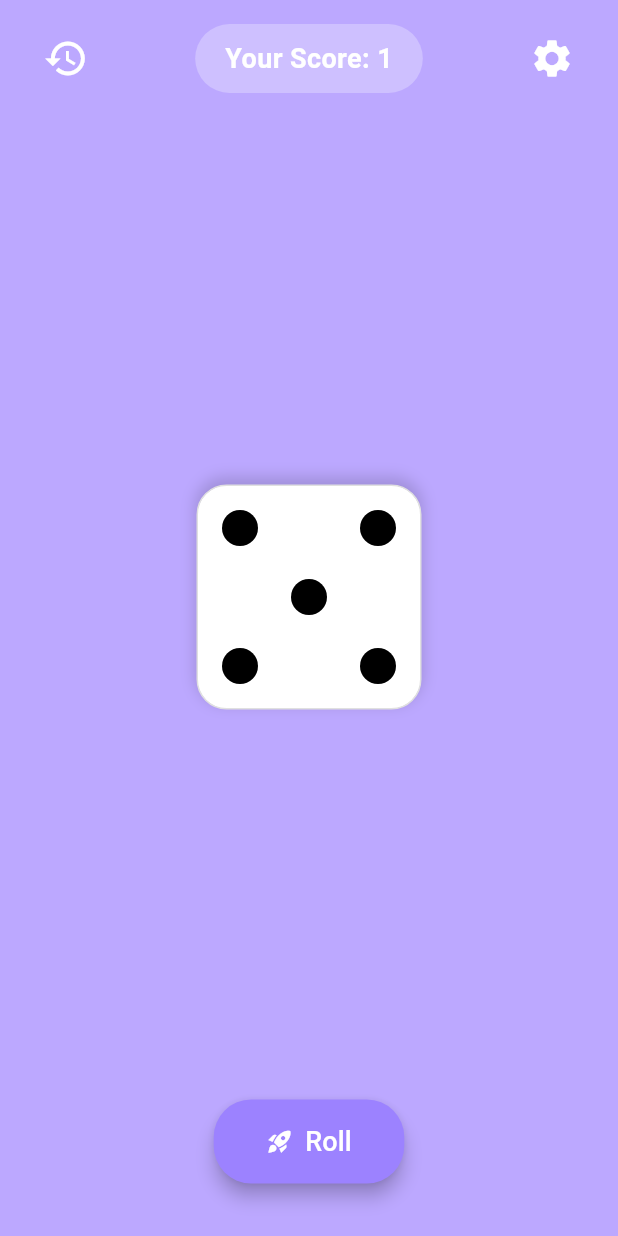
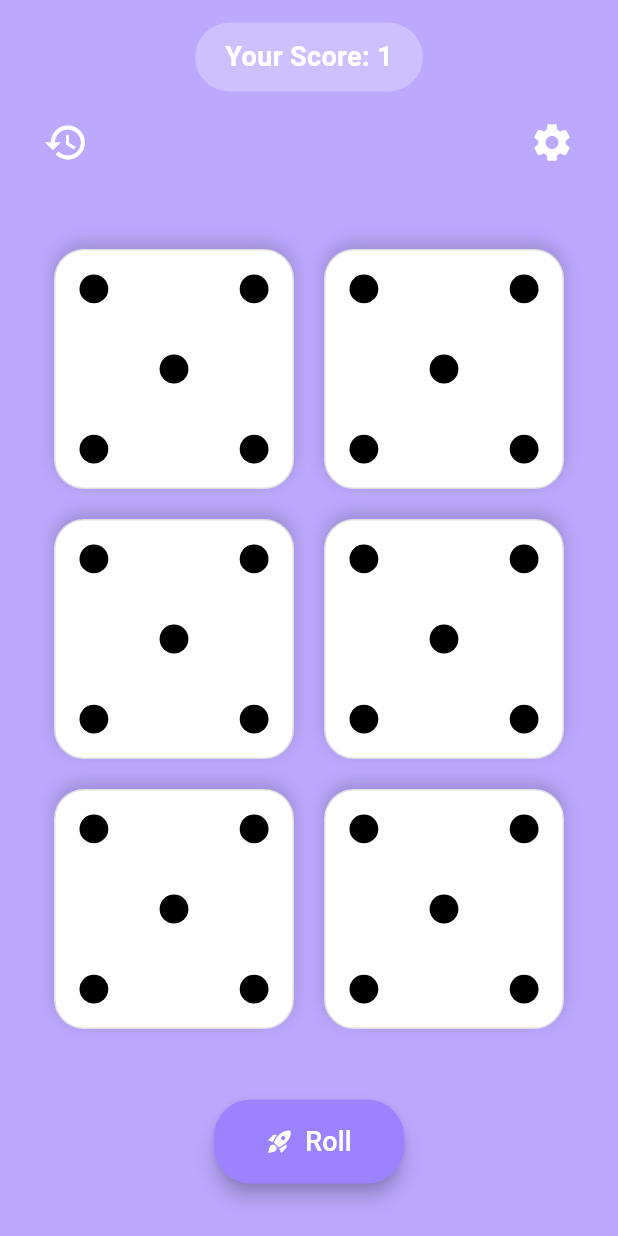
Before and after one commit to nvsoftlab/dice-roller, a Flutter app: the screen it shows after launch, after a tap on "Roll", on a phone screen of 412 x 824 dp. Run offline on Flutter 3.47's test engine with Material 3 defaults, Android fonts, the phone set to English and light mode, and no system bars.

Commit message:
feat: add basic layout for 6 dice

```diff
--- a/lib/screens/dice.dart
+++ b/lib/screens/dice.dart
@@ -1,30 +1,66 @@
-// lib/screens/dice.dart
 import 'package:dice_roller/screens/score.dart';
 import 'package:dice_roller/screens/settings.dart';
-import 'package:dice_roller/widgets/dice.dart'; // Correct import
+import 'package:dice_roller/widgets/dice.dart';
 import 'package:flutter/material.dart';
 
-class DiceScreen extends StatelessWidget {
-  DiceScreen({super.key}); // Removed const as GlobalKey is not const
+class DiceScreen extends StatefulWidget {
+  const DiceScreen({super.key});
 
-  // Create a GlobalKey to access the DiceState
-  final GlobalKey<DiceState> _diceKey = GlobalKey<DiceState>();
+  @override
+  State<DiceScreen> createState() => _DiceScreenState();
+}
+
+class _DiceScreenState extends State<DiceScreen> {
+  final List<GlobalKey<DiceState>> _diceKeys = List.generate(
+    6,
+    (_) => GlobalKey<DiceState>(),
+  );
+
+  int diceCount = 6; // Can be changed by user in Settings later
 
   void _navigateToSettings(BuildContext context) {
     Navigator.of(
       context,
-    ).push(MaterialPageRoute(builder: (ctx) => SettingsScreen()));
+    ).push(MaterialPageRoute(builder: (ctx) => const SettingsScreen()));
   }
 
   void _navigateToScore(BuildContext context) {
     Navigator.of(
       context,
-    ).push(MaterialPageRoute(builder: (ctx) => ScoreScreen()));
+    ).push(MaterialPageRoute(builder: (ctx) => const ScoreScreen()));
+  }
+
+  void _rollAllDice() {
+    for (int i = 0; i < diceCount; i++) {
+      _diceKeys[i].currentState?.rollDice();
+    }
+  }
+
+  double getDiceSize(double width, int count) {
+    int dicePerRow = (width / 140).floor().clamp(1, 3);
+    double spacing = 20 * (dicePerRow + 1);
+    return ((width - spacing) / dicePerRow).clamp(60, 160);
+  }
+
+  Widget _buildResponsiveDiceLayout(double width) {
+    double diceSize = getDiceSize(width, diceCount);
+    return Wrap(
+      alignment: WrapAlignment.center,
+      spacing: 20,
+      runSpacing: 20,
+      children: List.generate(
+        diceCount,
+        (i) => Dice(key: _diceKeys[i], size: diceSize),
+      ),
+    );
   }
 
   @override
   Widget build(BuildContext context) {
-    Color primaryBackgroundColor = Color(0xFFBCA8FF);
+    final Size screenSize = MediaQuery.of(context).size;
+    final double width = screenSize.width;
+
+    const Color primaryBackgroundColor = Color(0xFFBCA8FF);
 
     return Scaffold(
       backgroundColor: primaryBackgroundColor,
@@ -32,29 +68,24 @@ class DiceScreen extends StatelessWidget {
         child: Padding(
           padding: const EdgeInsets.symmetric(horizontal: 20.0, vertical: 15.0),
           child: Column(
-            mainAxisAlignment:
-                MainAxisAlignment.spaceBetween, // This will center Dice()
-            children: <Widget>[
-              Row(
             mainAxisAlignment: MainAxisAlignment.spaceBetween,
             children: <Widget>[
-                  IconButton(
-                    icon: Icon(Icons.history, color: Colors.white, size: 30),
-                    onPressed: () {
-                      _navigateToScore(context);
-                    },
-                  ),
+              // Top UI: Score & Icons
+              Column(
+                children: [
+                  Row(
+                    mainAxisAlignment: MainAxisAlignment.center,
+                    children: <Widget>[
                       Container(
-                    padding: EdgeInsets.symmetric(
+                        padding: const EdgeInsets.symmetric(
                           horizontal: 20.0,
                           vertical: 10.0,
                         ),
                         decoration: BoxDecoration(
-                      color: Color(0xFFCEC0FF),
+                          color: const Color(0xFFCEC0FF),
                           borderRadius: BorderRadius.circular(25.0),
                         ),
-                    child: Text(
-                      // TODO: Make score dynamic
+                        child: const Text(
                           'Your Score: 1',
                           style: TextStyle(
                             color: Colors.white,
@@ -63,40 +94,61 @@ class DiceScreen extends StatelessWidget {
                           ),
                         ),
                       ),
+                    ],
+                  ),
+                  const SizedBox(height: 10),
+                  Row(
+                    mainAxisAlignment: MainAxisAlignment.spaceBetween,
+                    children: <Widget>[
                       IconButton(
-                    icon: Icon(Icons.settings, color: Colors.white, size: 30),
-                    onPressed: () {
-                      _navigateToSettings(context);
-                    },
+                        icon: const Icon(
+                          Icons.history,
+                          color: Colors.white,
+                          size: 30,
+                        ),
+                        onPressed: () => _navigateToScore(context),
+                      ),
+                      IconButton(
+                        icon: const Icon(
+                          Icons.settings,
+                          color: Colors.white,
+                          size: 30,
+                        ),
+                        onPressed: () => _navigateToSettings(context),
+                      ),
+                    ],
                   ),
                 ],
               ),
 
-              // Use the Dice widget and assign the key
-              Dice(
-                key: _diceKey,
-              ), // The Dice widget will now take its intrinsic size (150x150)
+              // Responsive Dice Layout
+              Expanded(
+                child: Center(
+                  child: SingleChildScrollView(
+                    child: _buildResponsiveDiceLayout(width),
+                  ),
+                ),
+              ),
 
+              // Bottom Roll Button
               Padding(
                 padding: const EdgeInsets.only(bottom: 20.0),
                 child: Row(
                   mainAxisAlignment: MainAxisAlignment.spaceAround,
-                  crossAxisAlignment: CrossAxisAlignment.center,
                   children: <Widget>[
                     ElevatedButton.icon(
-                      onPressed: () {
-                        // Call the rollDice method on the Dice widget's state
-                        _diceKey.currentState?.rollDice();
-                        print('Roll pressed (from DiceScreen)');
-                      },
-                      icon: Icon(Icons.rocket_launch, color: Colors.white),
-                      label: Text(
+                      onPressed: _rollAllDice,
+                      icon: const Icon(
+                        Icons.rocket_launch,
+                        color: Colors.white,
+                      ),
+                      label: const Text(
                         'Roll',
                         style: TextStyle(fontSize: 18, color: Colors.white),
                       ),
                       style: ElevatedButton.styleFrom(
-                        backgroundColor: Color(0xFF9C82FF),
-                        padding: EdgeInsets.symmetric(
+                        backgroundColor: const Color(0xFF9C82FF),
+                        padding: const EdgeInsets.symmetric(
                           horizontal: 35.0,
                           vertical: 15.0,
                         ),
--- a/lib/widgets/dice.dart
+++ b/lib/widgets/dice.dart
@@ -4,7 +4,8 @@ import 'package:flutter/material.dart';
 
 class Dice extends StatefulWidget {
   // If you need to pass any initial parameters, define them here
-  const Dice({super.key});
+  final double size;
+  const Dice({super.key, this.size = 150.0});
 
   @override
   // Make the State class public so DiceScreen can use a GlobalKey with it
@@ -78,7 +79,8 @@ class DiceState extends State<Dice> with SingleTickerProviderStateMixin {
     );
   }
 
-  Widget _buildPip({double size = 24.0}) {
+  Widget _buildPip({double? size}) {
+    size ??= widget.size * 0.12;
     return Container(
       width: size,
       height: size,
@@ -153,8 +155,8 @@ class DiceState extends State<Dice> with SingleTickerProviderStateMixin {
     return RotationTransition(
       turns: _rotationAnimation,
       child: Container(
-        width: 150, // Intrinsic size of the dice
-        height: 150,
+        width: widget.size,
+        height: widget.size,
         decoration: BoxDecoration(
           color: Colors.white,
           borderRadius: BorderRadius.circular(20),
```
Lines whose indentation alone changed are shown as unchanged.
